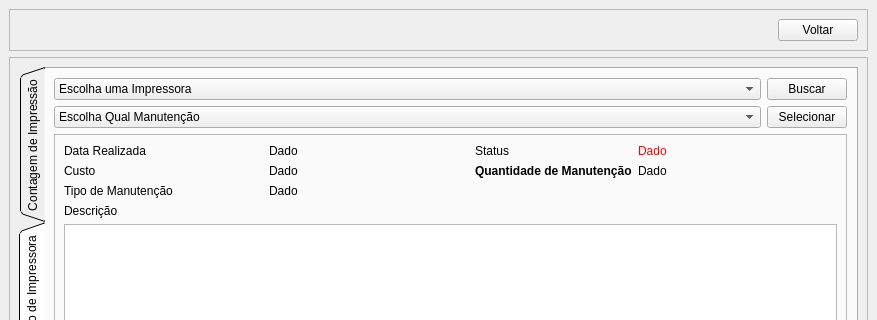
Before: the Qt Designer form View/Telas/CD_Relatorio.ui in Blastoles/ProjetoSCGI, drawn with Qt 5; both pictures show x 0 to 877 and y 0 to 320 of the 877 by 581 pixel window.
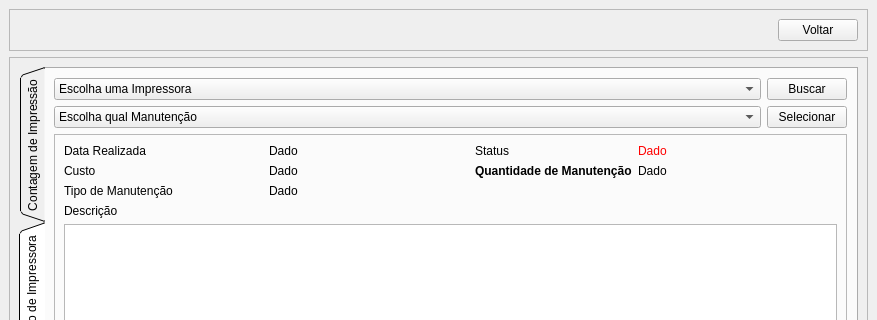
After: the same form once the commit is applied. The open tabs and pages were chosen to show the change. Icons and pictures are not drawn.

The edit to the form file:
```diff
--- a/View/Telas/CD_Relatorio.ui
+++ b/View/Telas/CD_Relatorio.ui
@@ -342,7 +342,7 @@
              </property>
              <item>
               <property name="text">
-               <string>Escolha Qual Manutenção</string>
+               <string>Escolha qual Manutenção</string>
               </property>
              </item>
             </widget>
```
Left out of the diff: 2 changed lines with no effect on the pictures.
